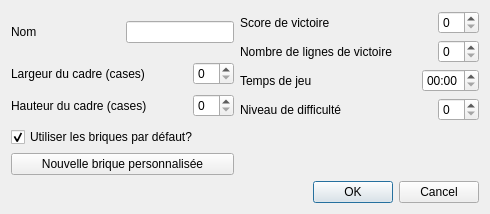
Old version of the form view/configdialog.ui in the repository g-jouret/projetTetris.
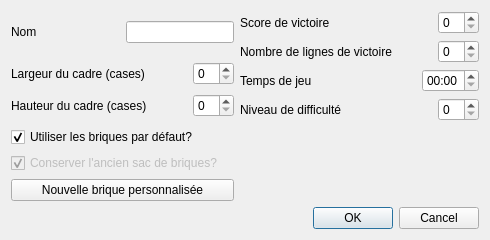
New version of the form.

Patch:
```diff
--- a/view/configdialog.ui
+++ b/view/configdialog.ui
@@ -230,6 +230,22 @@
        </property>
       </widget>
      </item>
+     <item>
+      <widget class="QCheckBox" name="keepBag">
+       <property name="enabled">
+        <bool>false</bool>
+       </property>
+       <property name="text">
+        <string>Conserver l'ancien sac de briques?</string>
+       </property>
+       <property name="checkable">
+        <bool>true</bool>
+       </property>
+       <property name="checked">
+        <bool>true</bool>
+       </property>
+      </widget>
+     </item>
      <item>
       <widget class="QPushButton" name="bricSetter">
        <property name="text">
```
